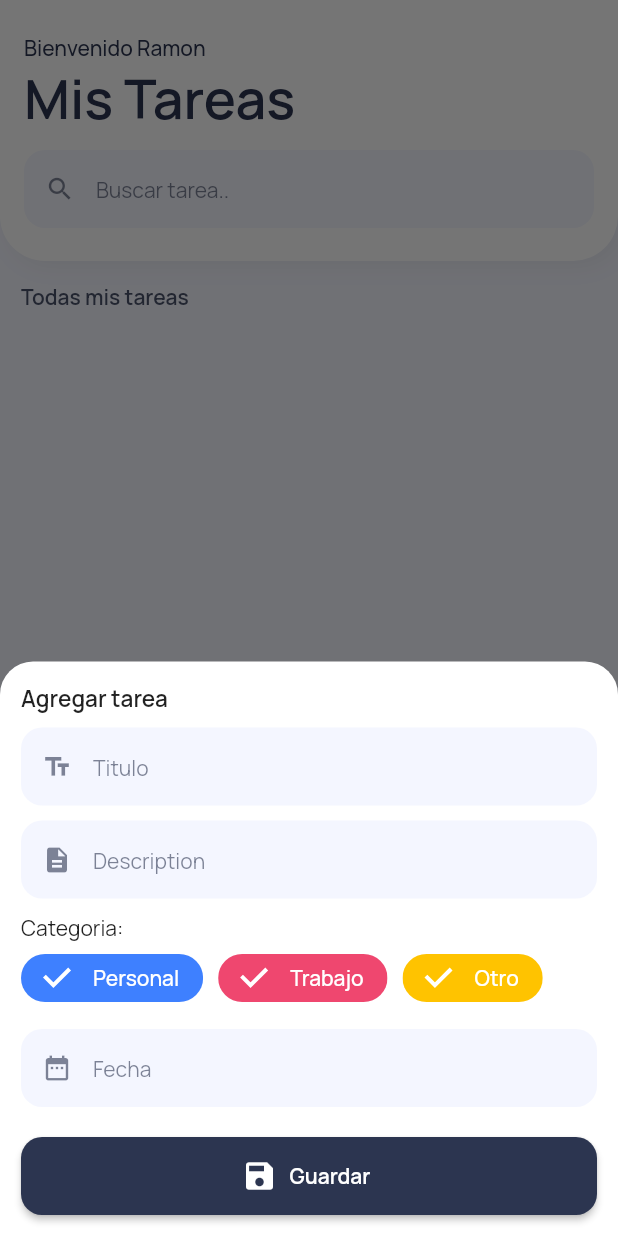
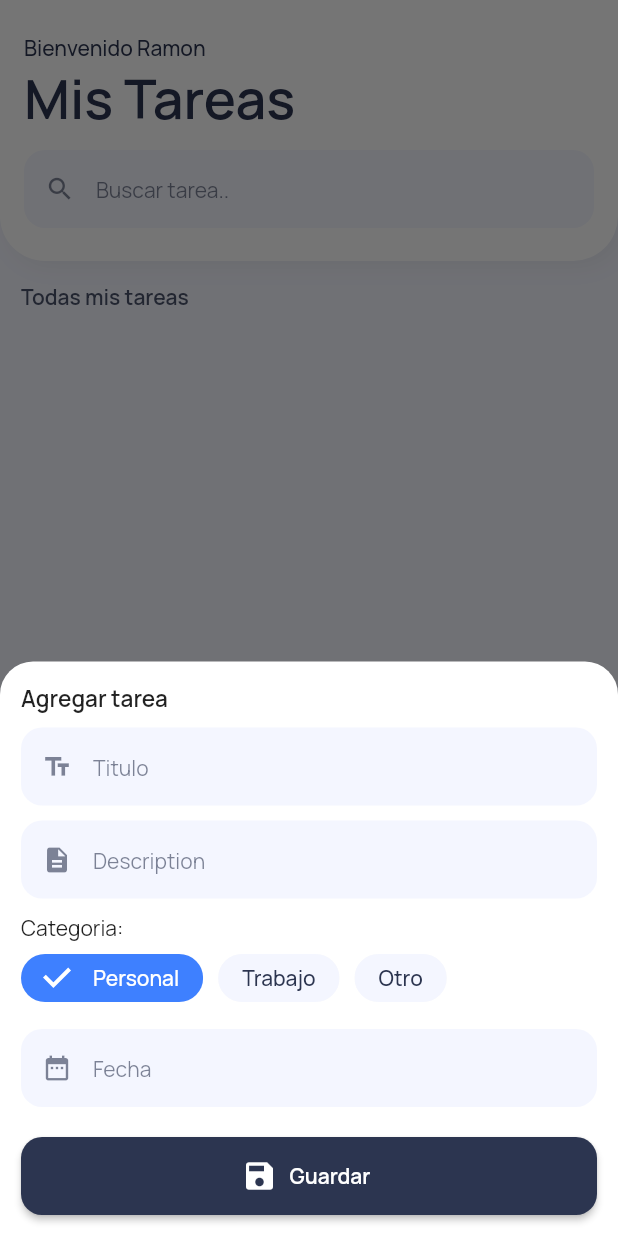
Before and after one commit to Luop98/tasks, a Flutter app: the screen it shows after launch, after a tap on "Nueva Traea", on a phone screen of 412 x 824 dp. Run offline on Flutter 3.47's test engine with Material 2 defaults, Android fonts, the phone set to English and light mode, and no system bars; our stand-ins replace cloud_firestore, firebase_core, google_fonts; accounts and stored records are empty.

Commit message:
decimo noveno video

```diff
--- a/lib/pages/home_page.dart
+++ b/lib/pages/home_page.dart
@@ -10,15 +10,22 @@ import 'package:tasks/ui/widgets/textfield_normal_widget.dart';
 import '../ui/widgets/task_form_widget.dart';
 
 class HomePage extends StatelessWidget {
+
+  final TextEditingController _searchController = TextEditingController();
+
   CollectionReference tasksReference =
       FirebaseFirestore.instance.collection('tasks');
 
   showTaskFrom(BuildContext context) {
     showModalBottomSheet(
       context: context,
+      isScrollControlled: true,
       backgroundColor: Colors.transparent,
       builder: (BuildContext context) {
-        return TaskFormWidget();
+        return Padding(
+          padding: MediaQuery.of(context).viewInsets,
+          child: TaskFormWidget(),
+        );
 
       },
     );
@@ -99,6 +106,7 @@ class HomePage extends StatelessWidget {
                     ),
                     divider10(),
                     TextFieldNormalWidget(
+                      controller:_searchController,
                       icon: Icons.search,
                       hintText: "Buscar tarea..",
                     ),
--- a/lib/ui/widgets/button_normal_widget.dart
+++ b/lib/ui/widgets/button_normal_widget.dart
@@ -4,7 +4,9 @@ import 'package:flutter/material.dart';
 import '../general/colors.dart';
 
 class ButtonNormalWidget extends StatelessWidget {
-  const ButtonNormalWidget({super.key});
+
+Function onPressed;
+ButtonNormalWidget({required this.onPressed});
 
   @override
   Widget build(BuildContext context) {
@@ -12,7 +14,9 @@ class ButtonNormalWidget extends StatelessWidget {
                 height: 52.0,
                 width: double.infinity,
                 child: ElevatedButton.icon(
-                  onPressed: () {},
+                  onPressed: () {
+                    onPressed();
+                  },
                   style: ElevatedButton.styleFrom(
                     primary: kBranPrimaryColor,
                     shape: RoundedRectangleBorder(
--- a/lib/ui/widgets/task_form_widget.dart
+++ b/lib/ui/widgets/task_form_widget.dart
@@ -13,22 +13,34 @@ class TaskFormWidget extends StatefulWidget {
 }
 
 class _TaskFormWidgetState extends State<TaskFormWidget> {
+
+  final formKey = GlobalKey<FormState>();
+
+  final TextEditingController _titleController = TextEditingController();
+  final TextEditingController _descrptionController = TextEditingController();
+  final TextEditingController _dateController = TextEditingController();
+
+  String categorySelectd = "Personal";
+
+
   showSelectDate() async {
+
     DateTime? datetime = await showDatePicker(
         context: context,
         initialDate: DateTime.now(),
         firstDate: DateTime(2022),
         lastDate: DateTime(2030),
         cancelText: "Cancelar",
+
         confirmText: "Aceptar",
         helpText: "Seleccionar Fecha",
         builder: (BuildContext context, Widget? widget) {
           return Theme(
-            data: ThemeData.dark().copyWith(
+            data: ThemeData.light().copyWith(
               dialogBackgroundColor: Colors.white,
               dialogTheme: DialogTheme(
                 elevation: 0,
-                backgroundColor: kBranPrimaryColor,
+                backgroundColor:kBranPrimaryColor ,
                 shape: RoundedRectangleBorder(
                   borderRadius: BorderRadius.circular(18.0),
                 ),
@@ -41,24 +53,31 @@ class _TaskFormWidgetState extends State<TaskFormWidget> {
             child: widget!,
           );
         },);
+
+        if(datetime!=null){
+          _dateController.text = datetime.toString().substring(0, 10);
+          setState(() {}) ;
+        }
   }
 
   @override
   Widget build(BuildContext context) {
     return Container(
       padding: const EdgeInsets.all(14.0),
-      decoration: BoxDecoration(
+      decoration: const BoxDecoration(
         color: Colors.white,
         borderRadius: BorderRadius.only(
           topLeft: Radius.circular(22.0),
           topRight: Radius.circular(22.0),
         ),
       ),
+      child: Form(
+        key: formKey,
         child: Column(
           crossAxisAlignment: CrossAxisAlignment.start,
           mainAxisSize: MainAxisSize.min,
           children: [
-          Text(
+         const   Text(
               "Agregar tarea",
               style: TextStyle(
                 fontWeight: FontWeight.w600,
@@ -69,55 +88,68 @@ class _TaskFormWidgetState extends State<TaskFormWidget> {
             TextFieldNormalWidget(
               hintText: "Titulo",
               icon: Icons.text_fields,
+              controller: _titleController,
             ),
             divider10(),
             TextFieldNormalWidget(
               hintText: "Description",
               icon: Icons.description,
+              controller: _descrptionController,
             ),
             divider10(),
-          Text("Categoria: "),
+          const  Text("Categoria: "),
             Wrap(
               crossAxisAlignment: WrapCrossAlignment.start,
               runAlignment: WrapAlignment.start,
               spacing: 10.0,
               children: [
                 FilterChip(
-                selected: true,
+                  selected: categorySelectd=="Personal",
                   backgroundColor: kBranSecondaryColor,
                   padding: const EdgeInsets.symmetric(horizontal: 8.0),
-                selectedColor: categoryColor["Personal"],
+                  selectedColor: categoryColor[categorySelectd],
                   checkmarkColor: Colors.white,
                   labelStyle: TextStyle(
-                  color: Colors.white,
+                    color:categorySelectd=="Personal" ? Colors.white: kBranPrimaryColor,
                   ),
                   label: Text("Personal"),
-                onSelected: (bool value) {},
+                  onSelected: (bool value) {
+                    categorySelectd = "Personal";
+                    setState(() {});
+                  },
                 ),
                 FilterChip(
-                selected: true,
+                  selected: categorySelectd=="Trabajo",
                   backgroundColor: kBranSecondaryColor,
                   padding: const EdgeInsets.symmetric(horizontal: 8.0),
-                selectedColor: categoryColor["Trabajo"],
+                  selectedColor: categoryColor[categorySelectd],
                   checkmarkColor: Colors.white,
                   labelStyle: TextStyle(
-                  color: Colors.white,
+                    color:categorySelectd=="Trabajo" ? Colors.white: kBranPrimaryColor,
                   ),
                   label: Text("Trabajo"),
-                onSelected: (bool value) {},
+                  onSelected: (bool value) {
+                    categorySelectd = "Trabajo";
+                    setState(() {});
+                  },
                 ),
                  FilterChip(
-                selected: true,
+                  selected: categorySelectd=="Otro",
                   backgroundColor: kBranSecondaryColor,
                   padding: const EdgeInsets.symmetric(horizontal: 8.0),
-                selectedColor: categoryColor["Otro"],
+                  selectedColor: categoryColor[categorySelectd],
                   checkmarkColor: Colors.white,
                   labelStyle: TextStyle(
-                  color: Colors.white,
+                    color:categorySelectd=="Otro" ? Colors.white: kBranPrimaryColor,
                   ),
                   label: Text("Otro"),
-                onSelected: (bool value) {},
+                  onSelected: (bool value) {
+                    categorySelectd = "Otro";
+                    setState(() {});
+                  },
                 ),
+
+
               ],
             ),
             divider10(),
@@ -127,10 +159,18 @@ class _TaskFormWidgetState extends State<TaskFormWidget> {
               onTap: () {
                 showSelectDate();
               },
+              controller: _dateController,
             ),
             divider20(),
-          ButtonNormalWidget(),
+            ButtonNormalWidget(
+              onPressed: (){
+                if(formKey.currentState!.validate()){
+
+                }
+              },
+            ),
           ],
+        ),
       ),
     );
   }
--- a/lib/ui/widgets/textfield_normal_widget.dart
+++ b/lib/ui/widgets/textfield_normal_widget.dart
@@ -5,16 +5,19 @@ class TextFieldNormalWidget extends StatelessWidget {
   String hintText;
   IconData icon;
   Function? onTap;
+  TextEditingController controller;
 
   TextFieldNormalWidget({
     required this.hintText,
     required this.icon,
     this.onTap,
+    required this.controller,
   });
 
   @override
   Widget build(BuildContext context) {
-    return TextField(
+    return TextFormField(
+      controller: controller,
       onTap: onTap != null? (){onTap!();}:null,
       readOnly: onTap != null? true: false,
       decoration: InputDecoration(
@@ -40,7 +43,21 @@ class TextFieldNormalWidget extends StatelessWidget {
           borderRadius: BorderRadius.circular(14.0),
           borderSide: BorderSide.none,
         ),
+        errorBorder: OutlineInputBorder(
+          borderRadius: BorderRadius.circular(14.0),
+          borderSide: BorderSide.none,
+        ),
+        focusedErrorBorder: OutlineInputBorder(
+          borderRadius: BorderRadius.circular(14.0),
+          borderSide: BorderSide.none,
+        ),
       ),
+      validator: (String? value){
+        if(value != null && value.isEmpty){
+          return "Campo Obligatorio";
+        }
+        return null;
+      },
     );
   }
 }
```
Lines whose indentation alone changed are shown as unchanged.
